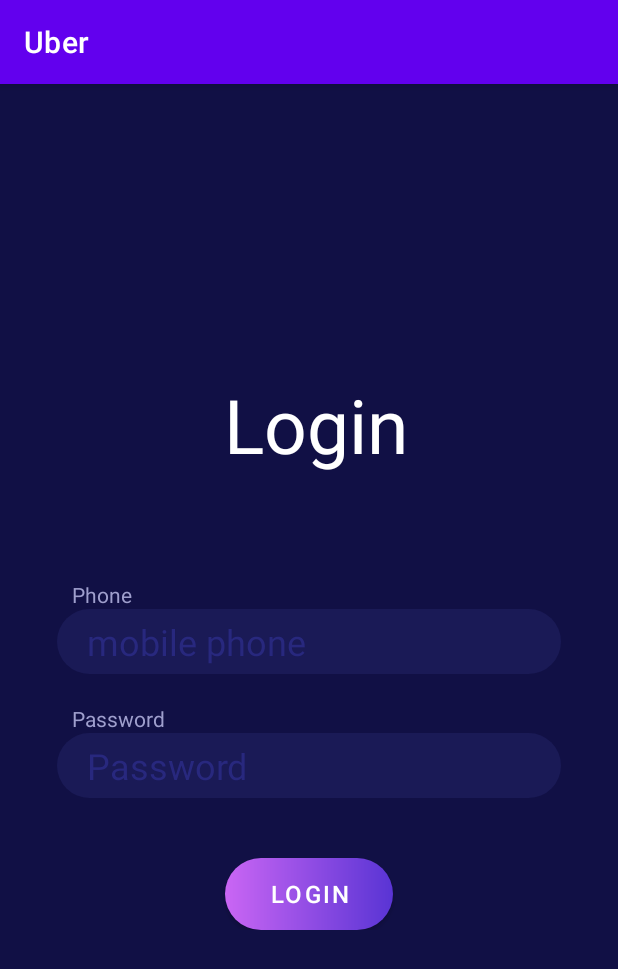
After one commit to KristarDen/Taxi_android_app, an Android app: the LoginActivity screen opened directly, with no data from a screen before it, on a phone screen of 412 x 824 dp. The commit adds this screen. Shown: the top 969 px of the screen. Run offline under Robolectric (Android 15) with nearby library versions, the phone set to English and light mode, and no system bars.

Commit message:
Login form added

```diff
--- a/app/build.gradle
+++ b/app/build.gradle
@@ -41,4 +41,5 @@ dependencies {
     testImplementation 'junit:junit:4.+'
     androidTestImplementation 'androidx.test.ext:junit:1.1.3'
     androidTestImplementation 'androidx.test.espresso:espresso-core:3.4.0'
+    implementation 'com.codepath.libraries:asynchttpclient:2.1.1'
 }
--- a/app/src/main/AndroidManifest.xml
+++ b/app/src/main/AndroidManifest.xml
@@ -12,6 +12,9 @@
         android:supportsRtl="true"
         android:theme="@style/Theme.Taxi">
         <activity
+            android:name=".LoginActivity"
+            android:exported="false" />
+        <activity
             android:name=".LoginOrRegister"
             android:exported="false" />
         <activity
@@ -25,7 +28,7 @@
         </activity>
         <activity
             android:name=".RegisterActivity"
-            android:exported="true"></activity>
+            android:exported="true" />
     </application>
 
 </manifest>
--- /dev/null
+++ b/app/src/main/java/step/android/taxi/Https.java
@@ -0,0 +1,11 @@
+package step.android.taxi;
+
+import java.io.InputStream;
+import java.security.KeyStore;
+
+import javax.net.ssl.SSLSocketFactory;
+
+public class Https {
+
+
+}
--- /dev/null
+++ b/app/src/main/java/step/android/taxi/LoginActivity.java
@@ -0,0 +1,101 @@
+package step.android.taxi;
+
+import androidx.appcompat.app.AppCompatActivity;
+
+import android.os.Bundle;
+import android.text.Editable;
+import android.text.TextWatcher;
+import android.view.View;
+import android.widget.Button;
+import android.widget.EditText;
+import android.widget.Toast;
+
+import java.util.regex.Matcher;
+import java.util.regex.Pattern;
+
+public class LoginActivity extends AppCompatActivity {
+
+    boolean isPhoneCheck = false;
+    boolean isPasswordCheck = false;
+
+    private EditText phone_form;
+    private EditText pass_form;
+
+    Pattern phone = Pattern.compile("^(\\s*)?(\\+)?([- _():=+]?\\d[- _():=+]?){12,14}(\\s*)?$");
+    Pattern pass = Pattern.compile("(?=.*[0-9])(?=.*[!@#$%^&*])(?=.*[a-z])(?=.*[A-Z])[0-9a-zA-Z!@#$%^&*]{6,}");
+    Matcher matcher ;
+
+    private TextWatcher Phone_validation = new TextWatcher()
+    {
+
+        public void afterTextChanged(Editable s) {
+
+            matcher =  phone.matcher(s.toString());
+            if( matcher.matches()){
+                phone_form.setBackground(getDrawable(R.drawable.form_background));
+                isPhoneCheck = true;
+            }
+            else {
+                phone_form.setBackground(getDrawable(R.drawable.form_wrong));
+                isPhoneCheck = false;
+            }
+            Login_check();
+        }
+
+        public void beforeTextChanged(CharSequence s, int start, int count, int after) {}
+
+        public void onTextChanged(CharSequence s, int start, int before, int count) {}
+    };
+
+    private TextWatcher Pass_validation = new TextWatcher()
+    {
+
+        public void afterTextChanged(Editable s) {
+
+            matcher =  pass.matcher(s.toString());
+            if( matcher.matches()){
+                pass_form.setBackground(getDrawable(R.drawable.form_background));
+                isPasswordCheck = true;
+            }
+            else {
+                pass_form.setBackground(getDrawable(R.drawable.form_wrong));
+                isPasswordCheck = false;
+            }
+            Login_check();
+        }
+
+        public void beforeTextChanged(CharSequence s, int start, int count, int after) {}
+
+        public void onTextChanged(CharSequence s, int start, int before, int count) {}
+    };
+
+    Button LoginButton;
+    @Override
+    protected void onCreate(Bundle savedInstanceState) {
+        super.onCreate(savedInstanceState);
+        setContentView(R.layout.activity_login);
+
+        phone_form = (EditText) findViewById( R.id.phone_number);
+        pass_form = (EditText) findViewById( R.id.password);
+
+        phone_form.addTextChangedListener(Phone_validation);//Phone form validation
+        pass_form.addTextChangedListener(Pass_validation);
+
+        LoginButton = findViewById( R.id.loginButton );
+        LoginButton.setOnClickListener( this::Login_click ) ;
+    }
+
+    private void Login_check(){
+        if(isPhoneCheck == true &&
+                isPasswordCheck == true ){
+            LoginButton.setEnabled(true);
+        }
+        else {
+            LoginButton.setEnabled(false);
+        }
+    }
+
+    private void Login_click(View v){
+        Toast.makeText(this, "Login click", Toast.LENGTH_SHORT).show();
+    }
+}
--- a/app/src/main/java/step/android/taxi/LoginOrRegister.java
+++ b/app/src/main/java/step/android/taxi/LoginOrRegister.java
@@ -17,6 +17,7 @@ public class LoginOrRegister extends AppCompatActivity {
         setContentView(R.layout.activity_login_or_register);
         getSupportActionBar().hide();
         findViewById( R.id.chooseRegister ).setOnClickListener( this::Register_click ) ;
+        findViewById( R.id.chooseLogin ).setOnClickListener( this::Login_click ) ;
     }
     void Register_click (View v){
             startActivity(
@@ -24,4 +25,10 @@ public class LoginOrRegister extends AppCompatActivity {
                             this,
                             RegisterActivity.class ) ) ;
     }
+    void Login_click (View v){
+        startActivity(
+                new Intent(
+                        this,
+                        LoginActivity.class ) ) ;
+    }
 }
--- a/app/src/main/java/step/android/taxi/RegisterActivity.java
+++ b/app/src/main/java/step/android/taxi/RegisterActivity.java
@@ -14,6 +14,9 @@ import android.widget.Button;
 import android.widget.EditText;
 import android.widget.Toast;
 
+import com.codepath.asynchttpclient.AsyncHttpClient;
+import com.codepath.asynchttpclient.RequestParams;
+
 public class RegisterActivity extends AppCompatActivity {
 
     boolean isEmailCheck = false;
@@ -21,6 +24,10 @@ public class RegisterActivity extends AppCompatActivity {
     boolean isFirstNameCheck = false;
     boolean isLastNameCheck = false;
     boolean isPasswordCheck = false;
+
+    String url = "http://localhost:5000/api/auth/register";
+    AsyncHttpClient client = new AsyncHttpClient();
+    RequestParams params = new RequestParams();
 
 
     private EditText email_form;
@@ -199,7 +206,8 @@ public class RegisterActivity extends AppCompatActivity {
 
     void Register_click (View v){
         Toast toast = Toast.makeText(this, "Register click",Toast.LENGTH_LONG);
-        toast.show();
+
+
     }
 
     void Register_check(){
@@ -215,5 +223,8 @@ public class RegisterActivity extends AppCompatActivity {
         }
     }
 
+    private void SendRegForm(){
+
+    }
 
 }
--- /dev/null
+++ b/app/src/main/res/layout/activity_login.xml
@@ -0,0 +1,176 @@
+<?xml version="1.0" encoding="utf-8"?>
+<androidx.constraintlayout.widget.ConstraintLayout xmlns:android="http://schemas.android.com/apk/res/android"
+    xmlns:app="http://schemas.android.com/apk/res-auto"
+    xmlns:tools="http://schemas.android.com/tools"
+    android:layout_width="match_parent"
+    android:layout_height="match_parent"
+    android:background="@color/background"
+    android:fontFamily="@font/robotoregularobotoregular"
+    tools:context=".LoginActivity">
+
+
+    <LinearLayout
+        android:layout_width="match_parent"
+        android:layout_height="match_parent"
+        android:gravity="center"
+        android:orientation="vertical"
+        app:layout_constraintBottom_toBottomOf="parent"
+        app:layout_constraintEnd_toEndOf="parent"
+        app:layout_constraintHorizontal_bias="0.5"
+        app:layout_constraintStart_toStartOf="parent"
+        app:layout_constraintTop_toTopOf="parent">
+
+        <!-- Registration -->
+        <TableLayout
+            android:layout_width="match_parent"
+            android:layout_height="wrap_content"
+            android:gravity="top"
+            android:layout_marginBottom="70dp"
+            >
+
+            <TableRow
+                android:layout_width="wrap_content"
+                android:layout_gravity="center"
+                android:gravity="center"
+                android:layout_height="match_parent">
+
+                <TextView
+                    android:id="@+id/loginLabel"
+                    android:layout_width="wrap_content"
+                    android:layout_height="wrap_content"
+                    android:layout_marginLeft="10dp"
+                    android:text="@string/logIn"
+                    android:textColor="@color/white"
+                    android:textSize="50dp" />
+
+            </TableRow>
+
+
+        </TableLayout>
+
+        <!-- Phone -->
+        <TableLayout
+            android:layout_width="match_parent"
+            android:layout_height="wrap_content"
+            android:layout_marginBottom="10dp"
+            >
+
+            <!--Label -->
+            <TableRow
+                android:layout_width="wrap_content"
+                android:layout_gravity="center"
+                android:gravity="center"
+                android:layout_height="match_parent">
+
+                <TextView
+                    android:id="@+id/phoneLabel"
+                    android:layout_width="wrap_content"
+                    android:layout_height="wrap_content"
+                    android:layout_marginLeft="10dp"
+                    android:text="@string/phone_number"
+                    android:textColor="@color/labelTextColor"
+                    android:textSize="14dp" />
+
+            </TableRow>
+
+            <!-- Form -->
+            <TableRow
+                android:layout_width="match_parent"
+                android:layout_height="match_parent"
+                android:layout_marginBottom="10dp"
+                android:gravity="center_horizontal">
+
+                <EditText
+                    android:id="@+id/phone_number"
+                    android:layout_width="match_parent"
+                    android:layout_height="wrap_content"
+                    android:background="@drawable/form_background"
+                    android:ems="12"
+                    android:hint="@string/phone_hint"
+                    android:inputType="phone"
+                    android:paddingLeft="20dp"
+                    android:paddingTop="5dp"
+                    android:paddingRight="20dp"
+                    android:paddingBottom="5dp"
+                    android:textColor="@color/white"
+                    android:textColorHint="@color/labelHintColor"
+                    android:textSize="24sp" />
+            </TableRow>
+        </TableLayout>
+
+        <!-- Email -->
+        <TableLayout
+            android:layout_width="match_parent"
+            android:layout_height="wrap_content">
+
+            <TableRow
+                android:layout_width="wrap_content"
+                android:layout_gravity="center"
+                android:gravity="center"
+                android:layout_height="match_parent">
+
+                <TextView
+                    android:id="@+id/passLabel"
+                    android:layout_width="wrap_content"
+                    android:layout_height="wrap_content"
+                    android:layout_marginLeft="10dp"
+                    android:text="@string/pass"
+                    android:textColor="@color/labelTextColor"
+                    />
+
+            </TableRow>
+
+            <TableRow
+                android:layout_width="match_parent"
+                android:layout_height="match_parent"
+                android:layout_marginBottom="10dp"
+                android:gravity="center_horizontal">
+
+                <EditText
+                    android:id="@+id/password"
+                    android:layout_width="match_parent"
+                    android:layout_height="wrap_content"
+                    android:background="@drawable/form_background"
+                    android:ems="12"
+                    android:hint="@string/pass"
+                    android:inputType="textPassword"
+                    android:paddingLeft="20dp"
+                    android:paddingTop="5dp"
+                    android:paddingRight="20dp"
+                    android:paddingBottom="5dp"
+                    android:textColor="@color/white"
+                    android:textColorHint="@color/labelHintColor"
+                    android:textSize="24sp" />
+            </TableRow>
+        </TableLayout>
+
+        <!-- register button -->
+        <TableLayout
+            android:layout_width="match_parent"
+            android:layout_height="wrap_content"
+            >
+            <TableRow
+                android:layout_width="match_parent"
+                android:layout_height="match_parent"
+                android:layout_marginBottom="10dp"
+                android:gravity="center_horizontal">
+
+                <Button
+                    android:id="@+id/loginButton"
+                    android:layout_marginTop="30dp"
+                    android:background="@drawable/button_confirm"
+                    android:paddingLeft="30dp"
+                    android:paddingRight="30dp"
+                    android:text="@string/login_Btn"
+                    android:textAlignment="center"
+                    android:textSize="16sp"
+                    app:backgroundTint="@null">
+
+                </Button>
+            </TableRow>
+        </TableLayout>
+    </LinearLayout>
+
+
+
+</androidx.constraintlayout.widget.ConstraintLayout>
--- a/app/src/main/res/values/strings.xml
+++ b/app/src/main/res/values/strings.xml
@@ -19,4 +19,6 @@
 
     <string name="log_or_reg">Or</string>
     <string name="logIn">Login</string>
+
+    <string name="login_Btn">Login</string>
 </resources>
```
Also changed, not shown: 29 other files.
